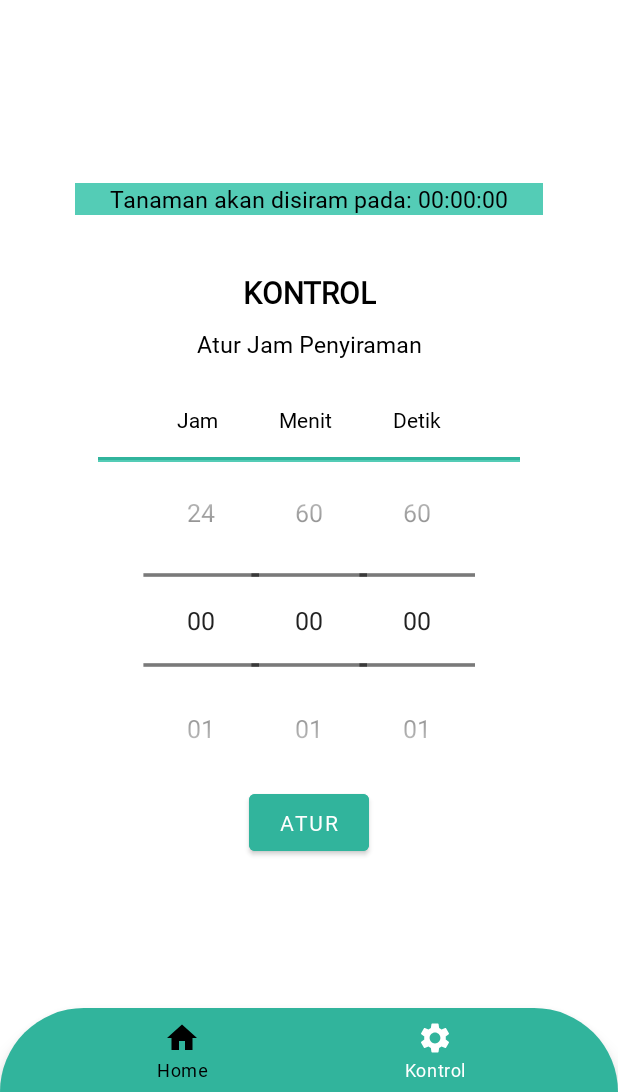
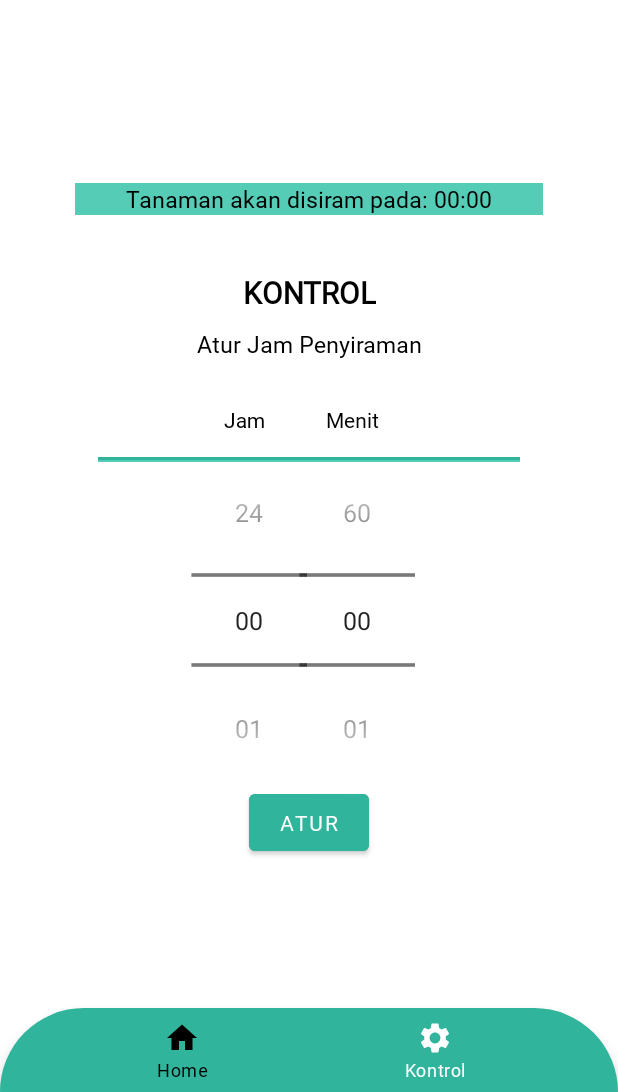
Before and after one commit to varydabe/otoponik_app, an Android app: the DashboardFragment screen opened through its navigation route, after a tap on "ATUR", on a phone screen of 412 x 824 dp, the part 144-1236 px from its top. Run offline under Robolectric (Android 15) with nearby library versions, the phone set to English and light mode, and no system bars; our stand-ins replace Firebase (no records; nobody signed in at launch, a user with empty details on screens opened directly), navigation-ui; 3 statements that could not run were skipped.

Commit message:
change interface and remove seconds

```diff
--- a/app/src/main/java/com/github/otoponik/ui/dashboard/DashboardFragment.java
+++ b/app/src/main/java/com/github/otoponik/ui/dashboard/DashboardFragment.java
@@ -21,11 +21,11 @@ import java.util.Map;
 public class DashboardFragment extends Fragment {
 
     private DashboardViewModel dashboardViewModel;
-    private NumberPicker numpicker_hours, numpicker_minutes, numpicker_seconds;
+    private NumberPicker numpicker_hours, numpicker_minutes;
     private Button button_atur;
     private TextView waktu_set;
-    public int hour, minute, second;
-    private String jam, menit, detik;
+    public int hour, minute;
+    private String jam, menit;
 
     public View onCreateView(@NonNull LayoutInflater inflater,
                              ViewGroup container, Bundle savedInstanceState) {
@@ -36,7 +36,6 @@ public class DashboardFragment extends Fragment {
         waktu_set = root.findViewById(R.id.text_waktu_set);
         numpicker_hours = root.findViewById(R.id.numpicker_hours);
         numpicker_minutes = root.findViewById(R.id.numpicker_minutes);
-        numpicker_seconds = root.findViewById(R.id.numpicker_seconds);
         button_atur = root.findViewById(R.id.button_atur);
 
         initializePicker();
@@ -46,18 +45,15 @@ public class DashboardFragment extends Fragment {
             public void onClick(View v) {
                 hour = numpicker_hours.getValue();
                 minute = numpicker_minutes.getValue();
-                second = numpicker_seconds.getValue();
 
                 jam = String.format("%02d", hour);
                 menit = String.format("%02d", minute);
-                detik =  String.format("%02d", second);
 
                 // Testing purpose
                 Log.d("Jam : ", jam);
                 Log.d("Menit : ", menit);
-                Log.d("Detik : ", detik);
 
-                waktu_set.setText("Tanaman akan disiram pada: " + jam + ":" + menit + ":" + detik);
+                waktu_set.setText("Tanaman akan disiram pada: " + jam + ":" + menit);
 
                 // Write to database WaktuPenyiraman
                 writeToFirebase();
@@ -84,15 +80,6 @@ public class DashboardFragment extends Fragment {
                 return String.format("%02d", i);
             }
         });
-
-        numpicker_seconds.setMinValue(00);
-        numpicker_seconds.setMaxValue(60);
-        numpicker_seconds.setFormatter(new NumberPicker.Formatter() {
-            @Override
-            public String format(int i) {
-                return String.format("%02d", i);
-            }
-        });
     }
 
     private void writeToFirebase() {
@@ -100,7 +87,7 @@ public class DashboardFragment extends Fragment {
         FirebaseDatabase database = FirebaseDatabase.getInstance();
         DatabaseReference timeRef = database.getReference("waktuPenyiraman");
 
-        WaktuPenyiraman waktu_penyiraman = new WaktuPenyiraman(hour, minute, second);
+        WaktuPenyiraman waktu_penyiraman = new WaktuPenyiraman(hour, minute);
         Map<String, Object> waktuPenyiraman = waktu_penyiraman.toMap();
 
         timeRef.setValue(waktuPenyiraman);
--- a/app/src/main/java/com/github/otoponik/ui/dashboard/WaktuPenyiraman.java
+++ b/app/src/main/java/com/github/otoponik/ui/dashboard/WaktuPenyiraman.java
@@ -5,23 +5,21 @@ import java.util.Map;
 
 
 public class WaktuPenyiraman {
-    public int hour, minute, second;
+    public int hour, minute;
 
     public WaktuPenyiraman() {
         // empty default constructor, necessary for Firebase to be able to deserialize WaktuPenyiraman
     }
 
-    public WaktuPenyiraman (int hour, int minute, int second) {
+    public WaktuPenyiraman (int hour, int minute) {
         this.hour = hour;
         this.minute = minute;
-        this.second = second;
     }
 
     public Map<String, Object> toMap() {
         HashMap<String, Object> result = new HashMap<>();
         result.put("jam", hour);
         result.put("menit", minute);
-        result.put("detik", second);
 
         return result;
     }
--- a/app/src/main/res/layout/fragment_dashboard.xml
+++ b/app/src/main/res/layout/fragment_dashboard.xml
@@ -71,15 +71,6 @@
 
         </TextView>
 
-        <TextView
-            android:layout_width="wrap_content"
-            android:layout_height="wrap_content"
-            android:layout_marginHorizontal="15dp"
-            android:textColor="@color/black"
-            android:text="Detik">
-
-        </TextView>
-
     </LinearLayout>
 
     <TextView
@@ -115,15 +106,6 @@
 
         </NumberPicker>
 
-        <NumberPicker
-            android:id="@+id/numpicker_seconds"
-            android:layout_width="wrap_content"
-            android:layout_height="wrap_content"
-            android:scaleX="1.2"
-            android:scaleY="1.2">
-
-        </NumberPicker>
-
     </LinearLayout>
 
     <Button
--- a/app/src/main/res/layout/fragment_home.xml
+++ b/app/src/main/res/layout/fragment_home.xml
@@ -125,7 +125,7 @@
             <ImageView
                 android:layout_width="70dp"
                 android:layout_height="70dp"
-                android:background="@drawable/ph">
+                android:background="@drawable/ppm">
             </ImageView>
         </androidx.cardview.widget.CardView>
 
@@ -140,7 +140,7 @@
                 android:layout_height="wrap_content"
                 android:layout_marginLeft="20dp"
                 android:layout_marginTop="10dp"
-                android:text="pH"
+                android:text="PPM"
                 android:textStyle="bold"
                 android:textColor="@color/black"
                 android:textSize="20sp">
```
Also changed, not shown: app/src/main/res/drawable-v24/ph.png (deleted), app/src/main/res/drawable-v24/ppm.png (added).
